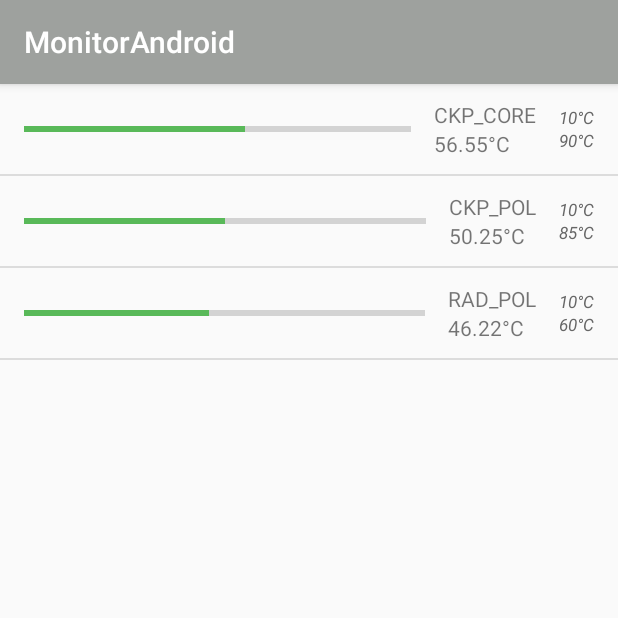
After one commit to DubyOriginal/MonitorAndroid, an Android app: the StatusActivity screen opened directly, with no data from a screen before it, on a phone screen of 412 x 824 dp, the top half of it. The commit adds this screen. Run offline under Robolectric (Android 15) with nearby library versions, the phone set to English and light mode, and no system bars; network calls fail.

Commit message:
- added StatusActivity - linked notification to StatusActivity - added progressBar to WebBrowser - home activity image

```diff
--- a/app/build.gradle
+++ b/app/build.gradle
@@ -41,4 +41,5 @@
 
 
 
+
 apply plugin: 'com.google.gms.google-services'
--- /dev/null
+++ b/app/src/main/java/hr/duby/monitorapp/activities/StatusActivity.java
@@ -0,0 +1,102 @@
+package hr.duby.monitorapp.activities;
+
+import android.app.Activity;
+import android.content.Context;
+import android.support.v7.app.AppCompatActivity;
+import android.os.Bundle;
+import android.view.LayoutInflater;
+import android.view.View;
+import android.view.ViewGroup;
+import android.widget.BaseAdapter;
+import android.widget.ListView;
+import android.widget.ProgressBar;
+import android.widget.TextView;
+
+import java.util.ArrayList;
+import java.util.List;
+
+import hr.duby.monitorapp.R;
+import hr.duby.monitorapp.data.SensorBean;
+
+public class StatusActivity extends AppCompatActivity {
+
+    private ListView lv_list;
+    private List<SensorBean> mSensorList;
+
+    @Override
+    protected void onCreate(Bundle savedInstanceState) {
+        super.onCreate(savedInstanceState);
+        setContentView(R.layout.activity_status);
+
+        lv_list = (ListView) findViewById(R.id.lvSensorStatus);
+
+        mSensorList = new ArrayList<>();
+        mSensorList.add(new SensorBean("CKP_CORE", "56.55", "10", "90"));
+        mSensorList.add(new SensorBean("CKP_POL", "50.25", "10", "85"));
+        mSensorList.add(new SensorBean("RAD_POL", "46.22", "10", "60"));
+
+        MyListAdapter adapter = new MyListAdapter(this, R.layout.row_sensor_status, mSensorList);
+        lv_list.setAdapter(adapter);
+    }
+
+
+public class MyListAdapter extends BaseAdapter {
+    Context context;
+    int layoutResourceId;
+    List<SensorBean> rowItems = null;
+
+    public MyListAdapter(Context context, int layoutResourceId, List<SensorBean> items) {
+        this.context = context;
+        this.layoutResourceId = layoutResourceId;
+        this.rowItems = items;
+    }
+
+    @Override
+    //******************************************************************************************
+    public int getCount() { return this.rowItems != null ? this.rowItems.size() : 0; }
+
+    @Override
+    public Object getItem(int position) {return (this.rowItems != null && (position >= 0) && (position < this.rowItems.size())) ? this.rowItems.get(position) : null;}
+
+    @Override
+    public long getItemId(int position) {return 0; }
+
+    /* private view holder class */
+    private class RowViewHolder {
+        ProgressBar pbSensorStatus;
+        TextView tvSensorName;
+        TextView tvSensorValue;
+        TextView tvAlarmMin;
+        TextView tvAlarmMax;
+    }
+
+    @Override
+    //******************************************************************************************
+    public View getView(int position, View convertView, ViewGroup parent) {
+        RowViewHolder holder = null;
+        LayoutInflater mInflater = (LayoutInflater) context.getSystemService(Activity.LAYOUT_INFLATER_SERVICE);
+        if (convertView == null) {
+            convertView = mInflater.inflate(this.layoutResourceId, null);
+            holder = new RowViewHolder();
+            holder.pbSensorStatus = (ProgressBar) convertView.findViewById(R.id.pbSensorStatus);
+            holder.tvSensorName = (TextView) convertView.findViewById(R.id.tvSensorName);
+            holder.tvSensorValue = (TextView) convertView.findViewById(R.id.tvSensorValue);
+            holder.tvAlarmMin = (TextView) convertView.findViewById(R.id.tvAlarmMin);
+            holder.tvAlarmMax = (TextView) convertView.findViewById(R.id.tvAlarmMax);
+            convertView.setTag(holder);
+        } else {
+            holder = (RowViewHolder) convertView.getTag();
+        }
+
+        SensorBean rowItem = (SensorBean) getItem(position);
+        int sensorValueInt = Math.round(Float.valueOf(rowItem.getSensorValue()));
+        holder.pbSensorStatus.setProgress(sensorValueInt);
+        holder.tvSensorName.setText(rowItem.getSensorName());
+        holder.tvSensorValue.setText(rowItem.getSensorValue() + "°C");
+        holder.tvAlarmMin.setText(rowItem.getAlarmMin() + "°C");
+        holder.tvAlarmMax.setText(rowItem.getAlarmMax() + "°C");
+
+        return convertView;
+    }
+}
+}
--- a/app/src/main/java/hr/duby/monitorapp/data/SensorBean.java
+++ b/app/src/main/java/hr/duby/monitorapp/data/SensorBean.java
@@ -15,20 +15,19 @@
     private String sensorMID;
     private String sensorName;
     private String sensorValue;
+    private String alarmMin;
+    private String alarmMax;
 
     //constructor
     //**********************************************************************************************
     public SensorBean() {
     }
 
-    public SensorBean(String sensorID, String sensorReadTS, int screenID, String sensorType, String sensorMID, String sensorName, String sensorValue) {
-        this.sensorID = sensorID;
-        this.sensorReadTS = sensorReadTS;
-        this.screenID = screenID;
-        this.sensorType = sensorType;
-        this.sensorMID = sensorMID;
+    public SensorBean(String sensorName, String sensorValue, String alarmMin, String alarmMax) {
         this.sensorName = sensorName;
         this.sensorValue = sensorValue;
+        this.alarmMin = alarmMin;
+        this.alarmMax = alarmMax;
     }
 
     //getter && setters
@@ -89,6 +88,21 @@
         this.sensorValue = sensorValue;
     }
 
+    public String getAlarmMin() {
+        return alarmMin;
+    }
+
+    public void setAlarmMin(String alarmMin) {
+        this.alarmMin = alarmMin;
+    }
+
+    public String getAlarmMax() {
+        return alarmMax;
+    }
+
+    public void setAlarmMax(String alarmMax) {
+        this.alarmMax = alarmMax;
+    }
 
     //**********************************************************************************************
     public static SensorBean getSensorForScreenID(int screenID, List<SensorBean> sensorBeanList){
--- /dev/null
+++ b/app/src/main/res/layout/activity_status.xml
@@ -0,0 +1,16 @@
+<?xml version="1.0" encoding="utf-8"?>
+<LinearLayout xmlns:android="http://schemas.android.com/apk/res/android"
+    xmlns:app="http://schemas.android.com/apk/res-auto"
+    xmlns:tools="http://schemas.android.com/tools"
+    android:layout_width="match_parent"
+    android:layout_height="match_parent"
+    android:orientation="vertical"
+    tools:context="hr.duby.monitorapp.activities.StatusActivity">
+
+
+    <ListView
+        android:id="@+id/lvSensorStatus"
+        android:layout_width="match_parent"
+        android:layout_height="match_parent"
+        tools:listitem="@layout/row_sensor_status"/>
+</LinearLayout>
--- /dev/null
+++ b/app/src/main/res/layout/row_sensor_status.xml
@@ -0,0 +1,73 @@
+<?xml version="1.0" encoding="utf-8"?>
+<LinearLayout xmlns:android="http://schemas.android.com/apk/res/android"
+    android:layout_width="match_parent"
+    android:layout_height="match_parent"
+    android:orientation="vertical">
+
+
+    <LinearLayout
+        android:layout_width="match_parent"
+        android:layout_height="60dp"
+        android:gravity="center_vertical"
+        android:orientation="horizontal"
+        android:paddingLeft="16dp"
+        android:paddingRight="16dp">
+
+        <ProgressBar
+            android:id="@+id/pbSensorStatus"
+            style="?android:attr/progressBarStyleHorizontal"
+            android:layout_width="150dp"
+            android:layout_height="wrap_content"
+            android:layout_marginRight="15dp"
+            android:layout_weight="1"
+            android:progress="50"/>
+
+        <LinearLayout
+            android:layout_width="wrap_content"
+            android:layout_height="wrap_content"
+            android:orientation="vertical"
+            android:layout_marginRight="15dp">
+
+            <TextView
+                android:id="@+id/tvSensorName"
+                android:layout_width="wrap_content"
+                android:layout_height="wrap_content"
+                android:text="CKP_CORE"
+                android:textSize="14sp"/>
+
+            <TextView
+                android:id="@+id/tvSensorValue"
+                android:layout_width="wrap_content"
+                android:layout_height="wrap_content"
+                android:layout_weight="1"
+                android:text="50.04˙C"
+                android:textSize="14sp"/>
+
+        </LinearLayout>
+
+        <LinearLayout
+            android:layout_width="wrap_content"
+            android:layout_height="wrap_content"
+            android:orientation="vertical">
+
+            <TextView
+                android:id="@+id/tvAlarmMin"
+                android:layout_width="match_parent"
+                android:layout_height="wrap_content"
+                android:text="MIN: 10˙C"
+                android:textSize="11sp"
+                android:textStyle="italic"
+                android:textColor="#666"/>
+
+            <TextView
+                android:id="@+id/tvAlarmMax"
+                android:layout_width="match_parent"
+                android:layout_height="wrap_content"
+                android:text="MAX: 90˙C"
+                android:textSize="11sp"
+                android:textStyle="italic"
+                android:textColor="#666"/>
+        </LinearLayout>
+    </LinearLayout>
+
+</LinearLayout>
--- a/app/src/main/res/menu/activity_home_drawer.xml
+++ b/app/src/main/res/menu/activity_home_drawer.xml
@@ -8,6 +8,10 @@
             android:id="@+id/nav_home"
             android:icon="@drawable/ic_menu_home_vec"
             android:title="Home" />
+        <item
+            android:id="@+id/nav_status"
+            android:icon="@drawable/ic_menu_status_vec"
+            android:title="Status" />
         <item
             android:id="@+id/nav_scheme"
             android:icon="@drawable/ic_menu_scheme_vec"
```
Also changed, not shown: app/src/main/AndroidManifest.xml (+20 -11 lines), app/src/main/java/hr/duby/monitorapp/activities/HomeActivity.java (+8 -0 lines), app/src/main/java/hr/duby/monitorapp/activities/WebBrowserActivity.java (+18 -0 lines), app/src/main/java/hr/duby/monitorapp/services/MyFirebaseMessagingService.java (+27 -13 lines), app/src/main/res/drawable/ic_menu_status_vec.xml (added, +9 -0 lines), app/src/main/res/layout/activity_home_content.xml (+14 -1 lines), app/src/main/res/layout/activity_tools.xml (+15 -42 lines), app/src/main/res/layout/activity_web_browser.xml (+11 -2 lines), app/src/main/res/drawable-xxxhdpi/img_scheme_small.png (added).
